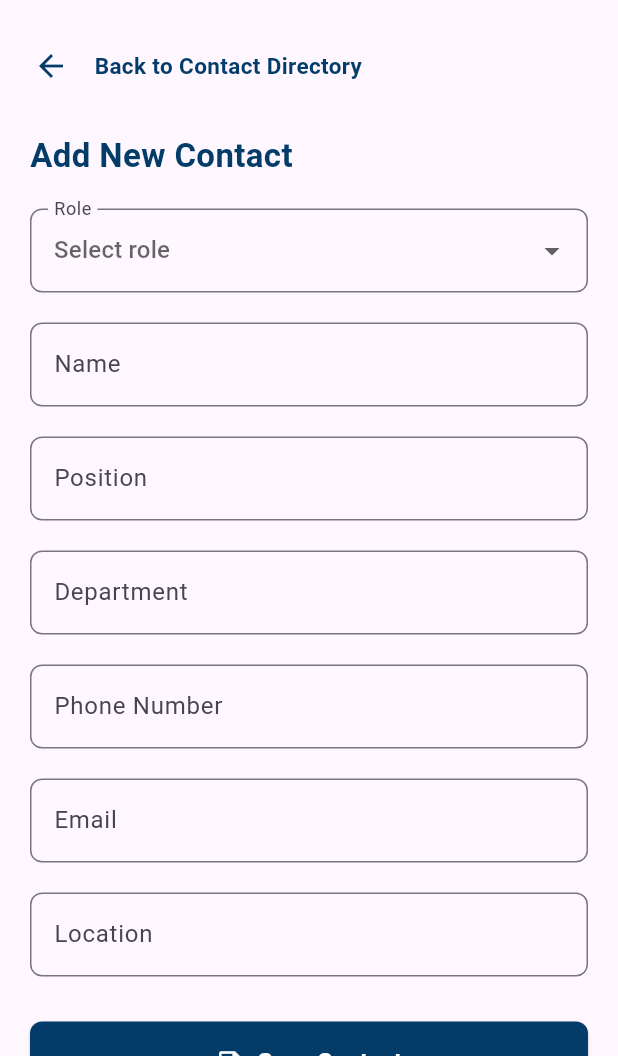
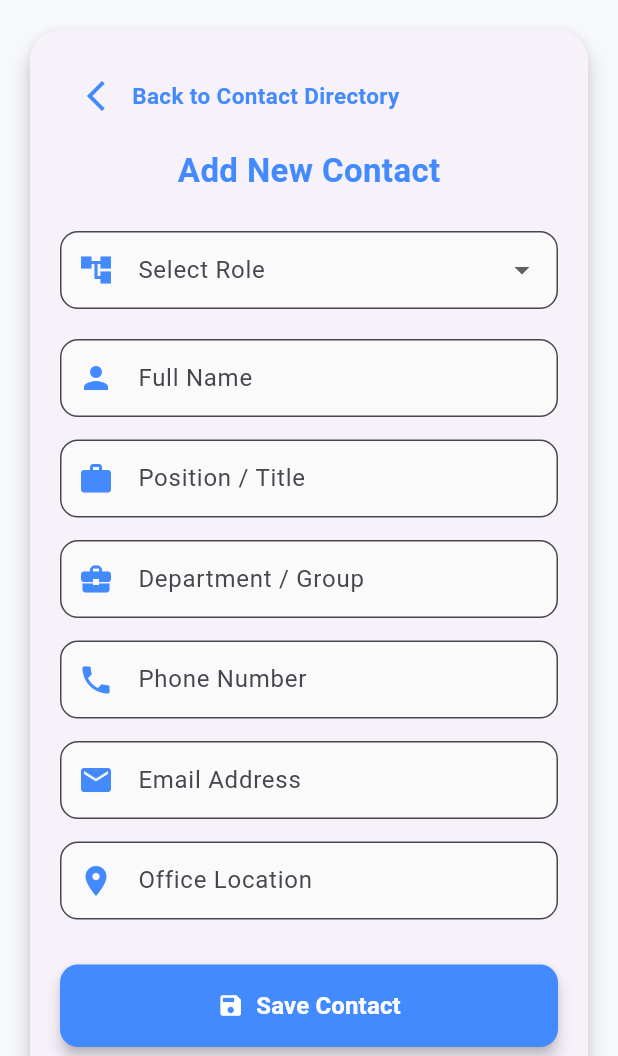
Before and after one commit to kushal-sangavat/Eezy, a Flutter app: the AddContact screen opened directly, on a phone screen of 412 x 824 dp, the part 180-1236 px from its top. Run offline on Flutter 3.47's test engine with Material 3 defaults, Android fonts, the phone set to English and light mode, and no system bars; our stand-ins replace flutter_dotenv, font_awesome_flutter; missing offline and left inert: proj1; statements that could not run were skipped.

Commit message:
add contacts updated

```diff
--- a/Frontend/lib/components/admin_components/add_contact.dart
+++ b/Frontend/lib/components/admin_components/add_contact.dart
@@ -1,10 +1,7 @@
 
-
-
-
-import 'dart:io' show Platform;
 import 'dart:convert';
 import 'package:flutter/material.dart';
+import 'package:flutter_dotenv/flutter_dotenv.dart';
 import 'package:http/http.dart' as http;
 import '../header/header.dart';
 import '../storage.dart';
@@ -17,7 +14,6 @@ class AddContact extends StatefulWidget {
 }
 
 class _AddContactState extends State<AddContact> {
-  // Controllers for input fields
   final roleController = TextEditingController();
   final nameController = TextEditingController();
   final positionController = TextEditingController();
@@ -27,6 +23,7 @@ class _AddContactState extends State<AddContact> {
   final locationController = TextEditingController();
 
   bool isLoading = false;
+  String? selectedRole;
 
   @override
   void dispose() {
@@ -40,17 +37,8 @@ class _AddContactState extends State<AddContact> {
     super.dispose();
   }
 
-  // Function to send contact data to backend
   Future<bool> addContact(Map<String, String> data) async {
-
-    String baseUrl;
-    if (Platform.isAndroid) {
-      baseUrl = "http://10.0.2.2:3000";
-    } else if (Platform.isIOS) {
-      baseUrl = "http://127.0.0.1:3000";
-    } else {
-      baseUrl = "http://localhost:3000";
-    }
+    final baseUrl = "${dotenv.env['BACKEND_URL']}";
     final url = Uri.parse("$baseUrl/api/home/addcontact");
 
     try {
@@ -74,184 +62,80 @@ class _AddContactState extends State<AddContact> {
   @override
   Widget build(BuildContext context) {
     return Scaffold(
+      backgroundColor: const Color(0xFFF6F8FB),
       body: Column(
         children: [
           const Header(),
           Expanded(
             child: SingleChildScrollView(
+              padding: const EdgeInsets.all(16),
+              child: Card(
+                elevation: 6,
+                shape: RoundedRectangleBorder(borderRadius: BorderRadius.circular(20)),
+                child: Padding(
+                  padding: const EdgeInsets.all(20),
                   child: Column(
                     crossAxisAlignment: CrossAxisAlignment.start,
                     children: [
-                  const SizedBox(height: 20),
+                      // Back Row
                       Row(
                         children: [
-                      const SizedBox(width: 10),
-                      const BackButton(color: Color.fromARGB(255, 3, 59, 105)),
-                      const SizedBox(width: 5),
+                          IconButton(
+                            icon: const Icon(Icons.arrow_back_ios_new, color: Colors.blueAccent),
+                            onPressed: () => Navigator.pop(context),
+                          ),
                           const Text(
                             'Back to Contact Directory',
                             style: TextStyle(
-                          color: Color.fromARGB(255, 3, 59, 105),
+                              color: Colors.blueAccent,
                               fontSize: 15,
-                          fontWeight: FontWeight.bold,
+                              fontWeight: FontWeight.w600,
                             ),
                           ),
                         ],
                       ),
-                  const SizedBox(height: 20),
-                  const Padding(
-                    padding: EdgeInsets.symmetric(horizontal: 20.0),
+                      const SizedBox(height: 10),
+
+                      // Title
+                      const Center(
                         child: Text(
                           'Add New Contact',
                           style: TextStyle(
-                        // color: Color.fromARGB(255, 3, 59, 105),
-                        color:  Color.fromARGB(255, 3, 59, 105),
+                            color: Colors.blueAccent,
                             fontSize: 22,
                             fontWeight: FontWeight.bold,
                           ),
                         ),
                       ),
-                  const SizedBox(height: 20),
+                      const SizedBox(height: 25),
 
-                  // Role
-                  // Padding(
-                  //   padding: const EdgeInsets.symmetric(horizontal: 20.0),
-                  //   child: TextField(
-                  //     controller: roleController,
-                  //     decoration: InputDecoration(
-                  //       labelText: 'Role',
-                  //        hintText: 'faculty, health, mess, admin, security',
-                  //       border: OutlineInputBorder(
-                  //         borderRadius: BorderRadius.circular(8.0),
-                  //       ),
-                  //     ),
-                  //   ),
-                  // ),
-
-                  Padding(
-                    padding: const EdgeInsets.symmetric(horizontal: 20.0),
-                    child: DropdownButtonFormField<String>(
-                      value: null, // you can set default like 'faculty'
-                      decoration: InputDecoration(
-                        labelText: 'Role',
-                        border: OutlineInputBorder(
-                          borderRadius: BorderRadius.circular(8.0),
-                        ),
-                      ),
-                      hint: const Text('Select role'),
-                      items: const [
-                        DropdownMenuItem(value: 'faculty', child: Text('Faculty')),
-                        DropdownMenuItem(value: 'health', child: Text('Health')),
-                        DropdownMenuItem(value: 'mess', child: Text('Mess')),
-                        DropdownMenuItem(value: 'admin', child: Text('Admin')),
-                        DropdownMenuItem(value: 'security', child: Text('Security')),
-                      ],
-                      onChanged: (value) {
-                        if (value != null) {
-                          roleController.text = value; // store the selected value in controller
-                        }
-                      },
-                    ),
-                  ),
+                      // Dropdown Role
+                      _buildDropdown(),
 
                       const SizedBox(height: 20),
-
-                  // Name
-                  Padding(
-                    padding: const EdgeInsets.symmetric(horizontal: 20.0),
-                    child: TextField(
-                      controller: nameController,
-                      decoration: InputDecoration(
-                        labelText: 'Name',
-                        border: OutlineInputBorder(
-                          borderRadius: BorderRadius.circular(8.0),
-                        ),
-                      ),
-                    ),
-                  ),
-                  const SizedBox(height: 20),
-
-                  // Position
-                  Padding(
-                    padding: const EdgeInsets.symmetric(horizontal: 20.0),
-                    child: TextField(
-                      controller: positionController,
-                      decoration: InputDecoration(
-                        labelText: 'Position',
-                        border: OutlineInputBorder(
-                          borderRadius: BorderRadius.circular(8.0),
-                        ),
-                      ),
-                    ),
-                  ),
-                  const SizedBox(height: 20),
-
-                  // Department / Group
-                  Padding(
-                    padding: const EdgeInsets.symmetric(horizontal: 20.0),
-                    child: TextField(
-                      controller: departmentController,
-                      decoration: InputDecoration(
-                        labelText: 'Department',
-                        border: OutlineInputBorder(
-                          borderRadius: BorderRadius.circular(8.0),
-                        ),
-                      ),
-                    ),
-                  ),
-                  const SizedBox(height: 20),
-
-                  // Phone
-                  Padding(
-                    padding: const EdgeInsets.symmetric(horizontal: 20.0),
-                    child: TextField(
-                      controller: phoneController,
-                      decoration: InputDecoration(
-                        labelText: 'Phone Number',
-                        border: OutlineInputBorder(
-                          borderRadius: BorderRadius.circular(8.0),
-                        ),
-                      ),
-                      keyboardType: TextInputType.phone,
-                    ),
-                  ),
-                  const SizedBox(height: 20),
-
-                  // Email
-                  Padding(
-                    padding: const EdgeInsets.symmetric(horizontal: 20.0),
-                    child: TextField(
-                      controller: emailController,
-                      decoration: InputDecoration(
-                        labelText: 'Email',
-                        border: OutlineInputBorder(
-                          borderRadius: BorderRadius.circular(8.0),
-                        ),
-                      ),
-                      keyboardType: TextInputType.emailAddress,
-                    ),
-                  ),
-                  const SizedBox(height: 20),
-
-                  // Location
-                  Padding(
-                    padding: const EdgeInsets.symmetric(horizontal: 20.0),
-                    child: TextField(
-                      controller: locationController,
-                      decoration: InputDecoration(
-                        labelText: 'Location',
-                        border: OutlineInputBorder(
-                          borderRadius: BorderRadius.circular(8.0),
-                        ),
-                      ),
-                    ),
-                  ),
+                      _buildTextField(nameController, 'Full Name', Icons.person),
+                      const SizedBox(height: 15),
+                      _buildTextField(positionController, 'Position / Title', Icons.work),
+                      const SizedBox(height: 15),
+                      _buildTextField(departmentController, 'Department / Group', Icons.business_center),
+                      const SizedBox(height: 15),
+                      _buildTextField(phoneController, 'Phone Number', Icons.phone, keyboard: TextInputType.phone),
+                      const SizedBox(height: 15),
+                      _buildTextField(emailController, 'Email Address', Icons.email, keyboard: TextInputType.emailAddress),
+                      const SizedBox(height: 15),
+                      _buildTextField(locationController, 'Office Location', Icons.location_on),
                       const SizedBox(height: 30),
 
                       // Save Button
-                  Padding(
-                    padding: const EdgeInsets.symmetric(horizontal: 20.0),
-                    child: ElevatedButton(
+                      SizedBox(
+                        width: double.infinity,
+                        child: ElevatedButton.icon(
+                          style: ElevatedButton.styleFrom(
+                            backgroundColor: Colors.blueAccent,
+                            padding: const EdgeInsets.symmetric(vertical: 16),
+                            shape: RoundedRectangleBorder(borderRadius: BorderRadius.circular(12)),
+                            elevation: 4,
+                          ),
                           onPressed: isLoading
                               ? null
                               : () async {
@@ -267,33 +151,28 @@ class _AddContactState extends State<AddContact> {
                                     'location': locationController.text.trim(),
                                   };
 
-                              bool success = await addContact(newContactData);
-
+                                  final success = await addContact(newContactData);
                                   setState(() => isLoading = false);
 
-                              if (success) {
+                                  if (success && mounted) {
+                                    ScaffoldMessenger.of(context).showSnackBar(
+                                      const SnackBar(
+                                        content: Text('Contact added successfully!'),
+                                        backgroundColor: Colors.green,
+                                      ),
+                                    );
                                     Navigator.pop(context);
                                   } else {
                                     ScaffoldMessenger.of(context).showSnackBar(
                                       const SnackBar(
-                                    content: Text('Failed to add contact'),
+                                        content: Text('Failed to add contact.'),
+                                        backgroundColor: Colors.redAccent,
                                       ),
                                     );
                                   }
                                 },
-                      style: ElevatedButton.styleFrom(
-                        backgroundColor: const Color.fromARGB(255, 3, 59, 105),
-                        padding: const EdgeInsets.symmetric(vertical: 15.0),
-                        shape: RoundedRectangleBorder(
-                          borderRadius: BorderRadius.circular(8.0),
-                        ),
-                      ),
-                      child: Row(
-                        mainAxisAlignment: MainAxisAlignment.center,
-                        children: [
-                          const Icon(Icons.save, color: Colors.white),
-                          const SizedBox(width: 10),
-                          Text(
+                          icon: const Icon(Icons.save, color: Colors.white),
+                          label: Text(
                             isLoading ? 'Saving...' : 'Save Contact',
                             style: const TextStyle(
                               color: Colors.white,
@@ -301,12 +180,12 @@ class _AddContactState extends State<AddContact> {
                               fontWeight: FontWeight.bold,
                             ),
                           ),
+                        ),
+                      ),
+                      const SizedBox(height: 10),
                     ],
                   ),
                 ),
-                  ),
-                  const SizedBox(height: 30),
-                ],
               ),
             ),
           ),
@@ -314,4 +193,69 @@ class _AddContactState extends State<AddContact> {
       ),
     );
   }
+
+  // Dropdown with styling
+  Widget _buildDropdown() {
+    return DropdownButtonFormField<String>(
+      value: selectedRole,
+      onChanged: (value) {
+        setState(() {
+          selectedRole = value;
+          roleController.text = value ?? '';
+        });
+      },
+      decoration: InputDecoration(
+        prefixIcon: const Icon(Icons.account_tree, color: Colors.blueAccent),
+        labelText: 'Select Role',
+        filled: true,
+        fillColor: Colors.grey[50],
+        contentPadding: const EdgeInsets.symmetric(vertical: 14, horizontal: 16),
+        border: OutlineInputBorder(
+          borderRadius: BorderRadius.circular(12),
+          borderSide: const BorderSide(color: Colors.blueAccent),
+        ),
+        focusedBorder: OutlineInputBorder(
+          borderRadius: BorderRadius.circular(12),
+          borderSide: const BorderSide(color: Colors.blueAccent, width: 2),
+        ),
+      ),
+      items: const [
+        DropdownMenuItem(value: 'faculty', child: Text('Faculty')),
+        DropdownMenuItem(value: 'health', child: Text('Health')),
+        DropdownMenuItem(value: 'mess', child: Text('Mess')),
+        DropdownMenuItem(value: 'admin', child: Text('Admin')),
+        DropdownMenuItem(value: 'security', child: Text('Security')),
+        DropdownMenuItem(value: 'hostel', child: Text('Hostel')),
+
+      ],
+    );
   }
+
+  // Styled text fields
+  Widget _buildTextField(
+    TextEditingController controller,
+    String label,
+    IconData icon, {
+    TextInputType keyboard = TextInputType.text,
+  }) {
+    return TextField(
+      controller: controller,
+      keyboardType: keyboard,
+      decoration: InputDecoration(
+        prefixIcon: Icon(icon, color: Colors.blueAccent),
+        labelText: label,
+        filled: true,
+        fillColor: Colors.grey[50],
+        contentPadding: const EdgeInsets.symmetric(vertical: 14, horizontal: 16),
+        border: OutlineInputBorder(
+          borderRadius: BorderRadius.circular(12),
+          borderSide: const BorderSide(color: Colors.blueAccent),
+        ),
+        focusedBorder: OutlineInputBorder(
+          borderRadius: BorderRadius.circular(12),
+          borderSide: const BorderSide(color: Colors.blueAccent, width: 2),
+        ),
+      ),
+    );
+  }
+}
```
Lines whose indentation alone changed are shown as unchanged.
